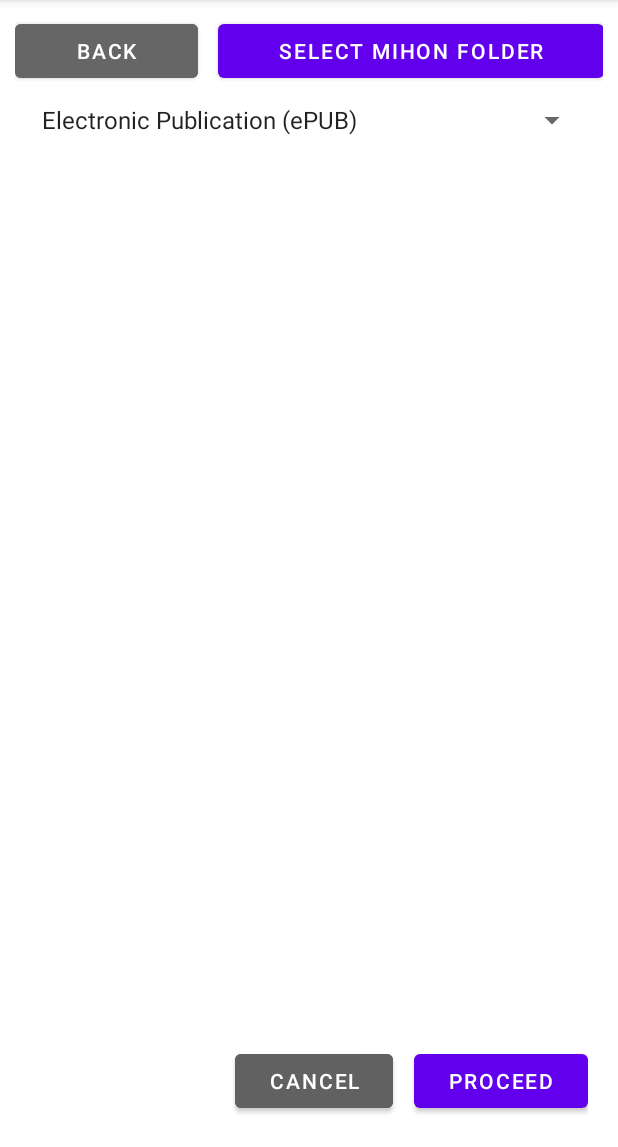
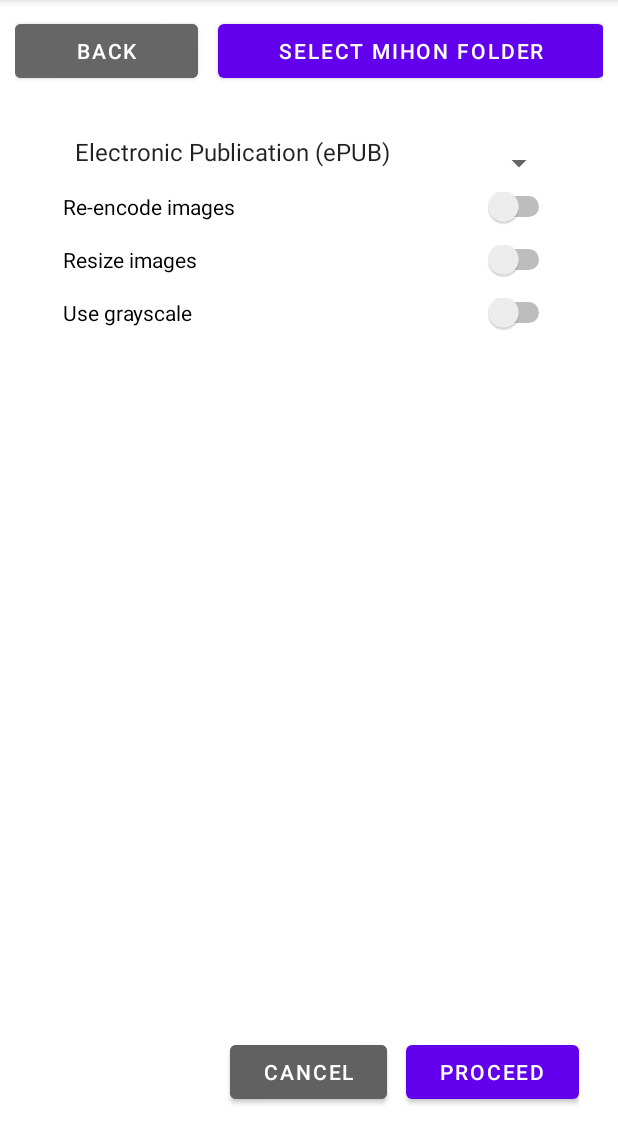
Before and after one commit to tbvns/Kihon, an Android app: the fragment ExportOptions placed in its activity, on a phone screen of 412 x 824 dp, the part 89-1236 px from its top. Run offline under Robolectric (Android 15) with nearby library versions, the phone set to English and light mode, and no system bars; libraries missing offline, so code that uses them is left out: org.apache.commons.

Commit message:
Added re-encoding, re-sizing and graysacaling in the export option. This also fixes issue #2

```diff
--- a/app/src/main/java/xyz/tbvns/kihon/Constant.java
+++ b/app/src/main/java/xyz/tbvns/kihon/Constant.java
@@ -4,4 +4,12 @@ import androidx.documentfile.provider.DocumentFile;
 
 public class Constant {
     public static DocumentFile ExtractedFile;
+
+    public static boolean REENCODE_IMAGES = false;
+    public static int IMAGE_QUALITY = 100;
+    public static boolean RESIZE_IMAGES = false;
+    public static int IMAGE_SIZE = 100;
+    public static boolean GRAYSCALE = false;
+
+    public static float secondaryActionImpact = 0.5F;
 }
--- a/app/src/main/java/xyz/tbvns/kihon/fragments/ExportOptions.java
+++ b/app/src/main/java/xyz/tbvns/kihon/fragments/ExportOptions.java
@@ -8,10 +8,7 @@ import android.os.Bundle;
 import android.os.Handler;
 import android.os.Looper;
 import android.util.Log;
-import android.widget.ArrayAdapter;
-import android.widget.Button;
-import android.widget.Spinner;
-import android.widget.Toast;
+import android.widget.*;
 import androidx.documentfile.provider.DocumentFile;
 import androidx.fragment.app.DialogFragment;
 import androidx.fragment.app.Fragment;
@@ -25,6 +22,7 @@ import org.apache.commons.compress.archivers.zip.ZipArchiveEntry;
 import org.apache.commons.compress.archivers.zip.ZipFile;
 import xyz.tbvns.kihon.Constant;
 import xyz.tbvns.kihon.Formats.EpubUtils;
+import xyz.tbvns.kihon.Formats.ImageUtils;
 import xyz.tbvns.kihon.Formats.PdfUtils;
 import xyz.tbvns.kihon.R;
 
@@ -37,13 +35,14 @@ import java.util.List;
 @AllArgsConstructor
 public class ExportOptions extends Fragment {
     private List<DocumentFile> selectedFiles;
+    private boolean reEncode = false;
 
     @Override
     public View onCreateView(LayoutInflater inflater, ViewGroup container, Bundle savedInstanceState) {
         View view = inflater.inflate(R.layout.fragment_export_options, container, false);
+        resetConstants();
 
-        String[] formats = {"Electronic Publication (ePUB)", "Portable Document Format (PDF)"/*, "Comic Book Zip (CBZ)"*/};
-
+        String[] formats = {"Electronic Publication (ePUB)", "Portable Document Format (PDF)"};
         Spinner formatSpinner = view.findViewById(R.id.formatSpinner);
         ArrayAdapter<Object> adapter = new ArrayAdapter<>(getContext(), android.R.layout.simple_spinner_item, formats);
         adapter.setDropDownViewResource(android.R.layout.simple_spinner_dropdown_item);
@@ -54,16 +53,75 @@ public class ExportOptions extends Fragment {
             if (formatSpinner.getSelectedItem().equals("Electronic Publication (ePUB)")) {
                 if (selectedFiles.size() >= 5) {
                     new warningDialog(
-                            (dialog, which) -> generate(1),
-                            (dialog, which) -> generate(0)
+                            (dialog, which) -> generate(1, reEncode),
+                            (dialog, which) -> generate(0, reEncode)
                     ).show(getParentFragmentManager(), "warningMemory");
                 } else {
-                    generate(1);
+                    generate(1, reEncode);
                 }
-            } else if (formatSpinner.getSelectedItem().equals("Portable Document Format (PDF)")) {
-                generate(0);
+            } else {
+                generate(0, reEncode);
             }
         });
+
+        Switch reencodeSwitch = view.findViewById(R.id.reencodeSwitch);
+        View reEncodeOptions = view.findViewById(R.id.reEncodeOptions);
+        SeekBar qualitySeekBar = view.findViewById(R.id.qualitySeekbar);
+        TextView qualityText = view.findViewById(R.id.qualityText);
+
+        Switch resizeSwitch = view.findViewById(R.id.reziseImageSwitch);
+        View resizeOptions = view.findViewById(R.id.resizeOptions);
+        SeekBar sizeSeekBar = view.findViewById(R.id.sizeSeekBar);
+        TextView sizeText = view.findViewById(R.id.sizeText);
+
+        Switch grayscaleSwitch = view.findViewById(R.id.grayscaleSwitch);
+
+        CompoundButton.OnCheckedChangeListener switchListener = (buttonView, isChecked) -> {
+            if (reencodeSwitch.isChecked() || resizeSwitch.isChecked() || grayscaleSwitch.isChecked()) {
+                Constant.secondaryActionImpact = 0.25F;
+                reEncode = true;
+            } else {
+                Constant.secondaryActionImpact = 0.5F;
+                reEncode = false;
+            }
+        };
+
+
+        reencodeSwitch.setOnCheckedChangeListener((buttonView, isChecked) -> {
+            Constant.REENCODE_IMAGES = isChecked;
+            reEncodeOptions.setVisibility(isChecked ? View.VISIBLE : View.GONE);
+            switchListener.onCheckedChanged(buttonView, isChecked);
+        });
+
+        qualitySeekBar.setOnSeekBarChangeListener(new SeekBar.OnSeekBarChangeListener() {
+            @Override public void onProgressChanged(SeekBar seekBar, int progress, boolean fromUser) {
+                Constant.IMAGE_QUALITY = progress;
+                qualityText.setText(progress + "%");
+            }
+            @Override public void onStartTrackingTouch(SeekBar seekBar) {}
+            @Override public void onStopTrackingTouch(SeekBar seekBar) {}
+        });
+
+        resizeSwitch.setOnCheckedChangeListener((buttonView, isChecked) -> {
+            Constant.RESIZE_IMAGES = isChecked;
+            resizeOptions.setVisibility(isChecked ? View.VISIBLE : View.GONE);
+            switchListener.onCheckedChanged(buttonView, isChecked);
+        });
+
+        sizeSeekBar.setOnSeekBarChangeListener(new SeekBar.OnSeekBarChangeListener() {
+            @Override public void onProgressChanged(SeekBar seekBar, int progress, boolean fromUser) {
+                Constant.IMAGE_SIZE = progress;
+                sizeText.setText(progress + "%");
+            }
+            @Override public void onStartTrackingTouch(SeekBar seekBar) {}
+            @Override public void onStopTrackingTouch(SeekBar seekBar) {}
+        });
+
+        grayscaleSwitch.setOnCheckedChangeListener((buttonView, isChecked) -> {
+            Constant.GRAYSCALE = isChecked;
+            switchListener.onCheckedChanged(buttonView, isChecked);
+        });
+
         return view;
     }
 
@@ -188,7 +246,7 @@ public class ExportOptions extends Fragment {
         }
     }
 
-    public void generate(int type) {
+    public void generate(int type, boolean reencode) {
         Context context = requireContext();
         FragmentManager manager = getParentFragmentManager();
 
@@ -219,6 +277,14 @@ public class ExportOptions extends Fragment {
 
             DocumentFile file;
 
+            if (reencode) {
+                try {
+                    ImageUtils.processImages(context, pngs);
+                } catch (IOException e) {
+                    throw new RuntimeException(e);
+                }
+            }
+
             if (type == 0) {
                 file = PdfUtils.createPdfFromPngs(context, pngs, name);
             } else if (type == 1) {
@@ -241,4 +307,13 @@ public class ExportOptions extends Fragment {
         }).start();
     }
 
+    private void resetConstants() {
+        Constant.REENCODE_IMAGES = false;
+        Constant.IMAGE_QUALITY = 100;
+        Constant.RESIZE_IMAGES = false;
+        Constant.IMAGE_SIZE = 100;
+        Constant.GRAYSCALE = false;
+        Constant.secondaryActionImpact = 0.5F;
+    }
+
 }
--- a/app/src/main/java/xyz/tbvns/kihon/fragments/FileFragment.java
+++ b/app/src/main/java/xyz/tbvns/kihon/fragments/FileFragment.java
@@ -84,7 +84,7 @@ public class FileFragment extends Fragment {
 
         exportButton.setOnClickListener(c -> {
             getFragmentManager().beginTransaction()
-                    .replace(R.id.main, new ExportOptions(selectedFiles))
+                    .replace(R.id.main, new ExportOptions(selectedFiles, false))
                     .commit();
         });
         return view;
--- a/app/src/main/java/xyz/tbvns/kihon/fragments/LoadingFragment.java
+++ b/app/src/main/java/xyz/tbvns/kihon/fragments/LoadingFragment.java
@@ -15,6 +15,7 @@ import xyz.tbvns.kihon.R;
 public class LoadingFragment extends Fragment {
     public static float progress;
     public static String message;
+
     public LoadingFragment() {
         progress = 0;
         message = "Starting...";
--- a/app/src/main/res/layout/fragment_export_options.xml
+++ b/app/src/main/res/layout/fragment_export_options.xml
@@ -3,14 +3,76 @@
               xmlns:tools="http://schemas.android.com/tools"
               android:layout_width="match_parent"
               android:layout_height="match_parent"
-              tools:context=".fragments.ExportOptions" android:orientation="vertical" android:layout_margin="10dp">
+              tools:context=".fragments.ExportOptions" android:orientation="vertical" android:layout_margin="16dp">
     <LinearLayout
             android:orientation="vertical"
             android:layout_width="match_parent"
-            android:layout_height="wrap_content" android:layout_weight="1">
+            android:layout_height="wrap_content" android:layout_weight="1" android:padding="16dp">
         <Spinner
                 android:layout_width="match_parent"
-                android:layout_height="wrap_content" android:id="@+id/formatSpinner"/>
+                android:layout_height="wrap_content" android:id="@+id/formatSpinner" android:paddingBottom="16dp"/>
+        <Switch
+                android:text="Re-encode images"
+                android:layout_width="match_parent"
+                android:layout_height="wrap_content" android:id="@+id/reencodeSwitch" android:paddingBottom="16dp"/>
+        <LinearLayout
+                android:orientation="vertical"
+                android:layout_width="match_parent"
+                android:layout_height="wrap_content" android:visibility="gone" tools:visibility="visible"
+                android:id="@+id/reEncodeOptions">
+            <TextView
+                    android:text="Image quality"
+                    android:layout_width="match_parent"
+                    android:layout_height="wrap_content" android:id="@+id/textView4" android:paddingBottom="16dp"/>
+            <LinearLayout
+                    android:orientation="horizontal"
+                    android:layout_width="match_parent"
+                    android:layout_height="wrap_content" android:paddingBottom="16dp">
+                <SeekBar
+                        android:layout_width="wrap_content"
+                        android:layout_height="wrap_content" android:id="@+id/qualitySeekbar"
+                        android:layout_weight="1" android:paddingBottom="16dp" android:max="100"
+                        android:progress="100"/>
+                <TextView
+                        android:text="100%"
+                        android:layout_width="wrap_content"
+                        android:layout_height="wrap_content" android:id="@+id/qualityText"
+                        android:layout_weight="0.05" android:paddingBottom="16dp"/>
+            </LinearLayout>
+        </LinearLayout>
+        <Switch
+                android:text="Resize images"
+                android:layout_width="match_parent"
+                android:layout_height="wrap_content" android:id="@+id/reziseImageSwitch" android:paddingBottom="16dp"/>
+        <LinearLayout
+                android:orientation="vertical"
+                android:layout_width="match_parent"
+                android:layout_height="wrap_content" android:visibility="gone"
+                android:paddingBottom="16dp" tools:visibility="visible" android:id="@+id/resizeOptions">
+            <TextView
+                    android:text="Image size"
+                    android:layout_width="match_parent"
+                    android:layout_height="wrap_content" android:id="@+id/textView5" android:paddingBottom="16dp"/>
+            <LinearLayout
+                    android:orientation="horizontal"
+                    android:layout_width="match_parent"
+                    android:layout_height="wrap_content">
+                <SeekBar
+                        android:layout_width="wrap_content"
+                        android:layout_height="wrap_content" android:id="@+id/sizeSeekBar" android:layout_weight="1"
+                        android:paddingBottom="16dp" android:max="100" android:progress="100"
+                        android:indeterminate="false"/>
+                <TextView
+                        android:text="100%"
+                        android:layout_width="wrap_content"
+                        android:layout_height="wrap_content" android:id="@+id/sizeText" android:layout_weight="0.05"
+                        android:paddingBottom="16dp"/>
+            </LinearLayout>
+        </LinearLayout>
+        <Switch
+                android:text="Use grayscale"
+                android:layout_width="match_parent"
+                android:layout_height="wrap_content" android:id="@+id/grayscaleSwitch" android:paddingBottom="16dp"/>
     </LinearLayout>
     <LinearLayout
             android:orientation="horizontal"
```
Also changed, not shown: app/src/main/java/xyz/tbvns/kihon/Formats/EpubUtils.java (+2 -16 lines), app/src/main/java/xyz/tbvns/kihon/Formats/ImageUtils.java (added, +78 -0 lines), app/src/main/java/xyz/tbvns/kihon/Formats/PdfUtils.java (+1 -11 lines).
